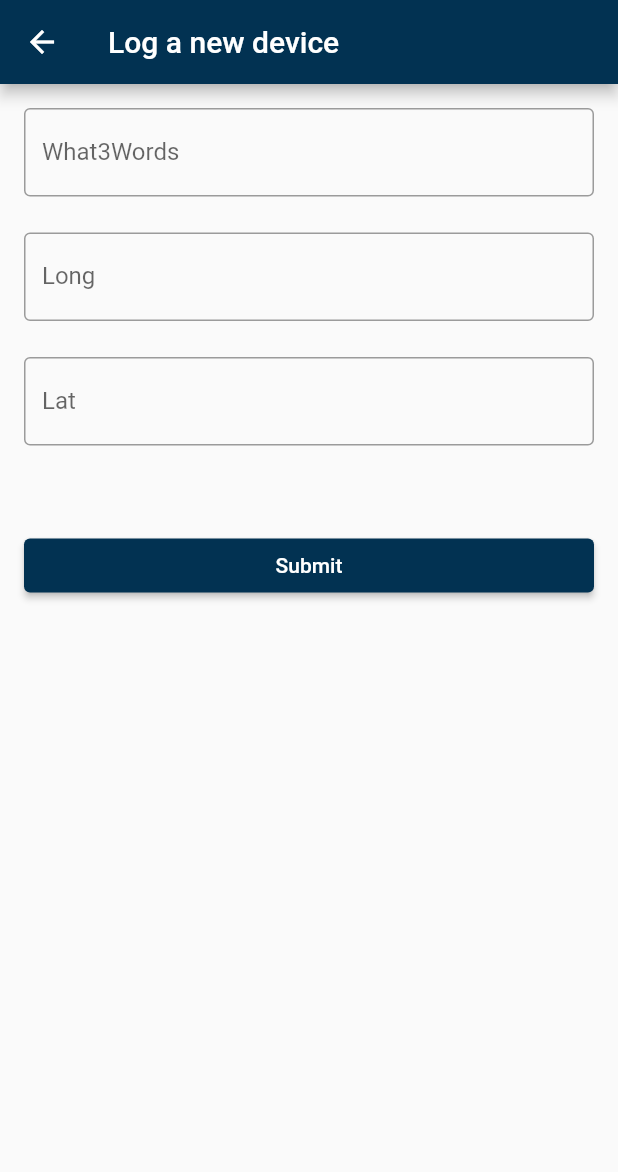
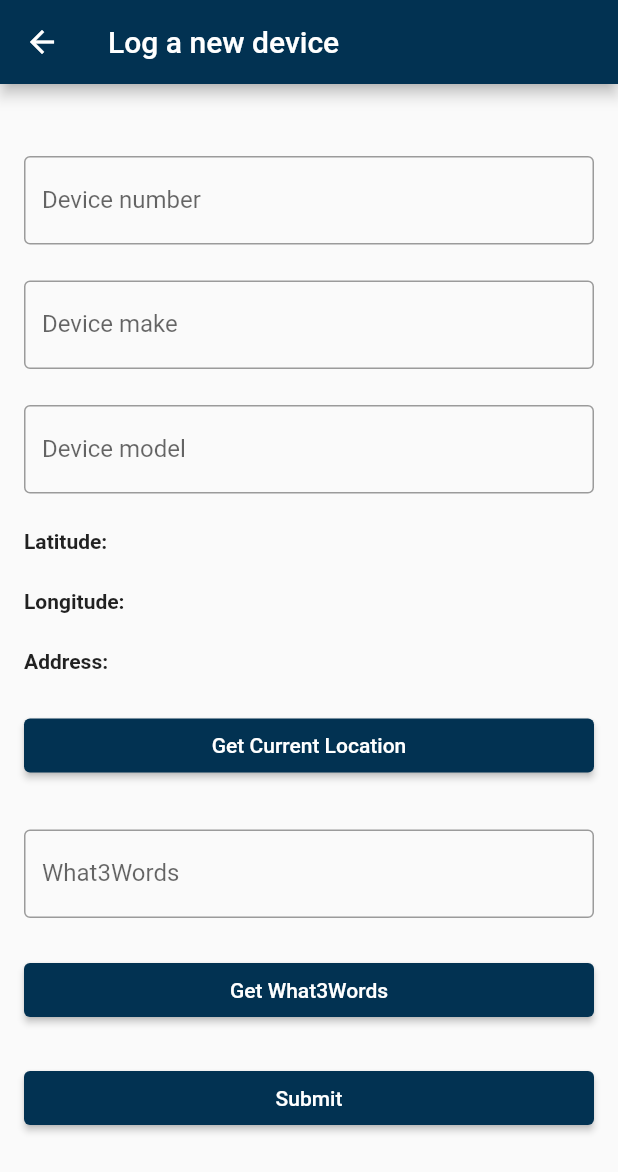
Before and after one commit to StrikeEB/Your-IoT-Device-Manager-App, a Flutter app: the LogDevicePage screen opened directly, on a phone screen of 412 x 824 dp. Shown: the top 1172 px of the screen. Run offline on Flutter 3.47's test engine with Material 2 defaults, Android fonts, the phone set to English and light mode, and no system bars; our stand-ins replace cloud_firestore, firebase_core, firebase_storage, geocoding, geolocator; missing offline and left inert: what3words; accounts and stored records are empty.

Commit message:
send data to firebase

```diff
--- a/lib/logdevicepage.dart
+++ b/lib/logdevicepage.dart
@@ -1,7 +1,12 @@
 import 'package:firebase_core/firebase_core.dart';
 import 'package:cloud_firestore/cloud_firestore.dart';
 import 'package:flutter/material.dart';
+import 'package:provider/provider.dart';
 import 'package:what3words/what3words.dart';
+import 'package:firebase_storage/firebase_storage.dart';
+
+import 'package:geocoding/geocoding.dart';
+import 'package:geolocator/geolocator.dart';
 
 import 'customappbar.dart';
 
@@ -19,9 +24,75 @@ class LogDevicePage extends StatefulWidget {
 }
 
 class _LogDevicePageState extends State<LogDevicePage> {
+  final storage = FirebaseStorage.instance;
   final controllerWhat3Words = TextEditingController();
-  final controllerLong = TextEditingController();
-  final controllerLat = TextEditingController();
+  final controllerDeviceID = TextEditingController();
+  final controllerDeviceMake = TextEditingController();
+  final controllerDeviceModel = TextEditingController();
+  String? _currentAddress;
+  Position? _currentPosition;
+
+  Future<bool> _handleLocationPermission() async {
+    bool serviceEnabled;
+    LocationPermission permission;
+
+    final messenger = ScaffoldMessenger.of(context);
+    serviceEnabled = await Geolocator.isLocationServiceEnabled();
+    if (!serviceEnabled) {
+      await Future.delayed(const Duration(seconds: 5));
+      messenger.showSnackBar(const SnackBar(
+          content: Text(
+              'Location services are disabled. Please enable the services')));
+      return false;
+    }
+
+    permission = await Geolocator.checkPermission();
+    if (permission == LocationPermission.denied) {
+      permission = await Geolocator.requestPermission();
+      if (permission == LocationPermission.denied) {
+        await Future.delayed(const Duration(seconds: 5));
+        messenger.showSnackBar(
+            const SnackBar(content: Text('Location permissions are denied')));
+        return false;
+      }
+    }
+    if (permission == LocationPermission.deniedForever) {
+      await Future.delayed(const Duration(seconds: 5));
+      messenger.showSnackBar(const SnackBar(
+          content: Text(
+              'Location permissions are permanently denied, we cannot request permissions.')));
+      return false;
+    }
+    return true;
+  }
+
+  Future<void> _getCurrentPosition() async {
+    final hasPermission = await _handleLocationPermission();
+
+    if (!hasPermission) return;
+    try {
+      _currentPosition = await Geolocator.getCurrentPosition(
+          desiredAccuracy: LocationAccuracy.high);
+      setState(() {});
+      await _getAddressFromLatLng(_currentPosition!);
+    } catch (e) {
+      debugPrint(e.toString());
+    }
+  }
+
+  Future<void> _getAddressFromLatLng(Position position) async {
+    try {
+      final placemarks =
+          await placemarkFromCoordinates(position.latitude, position.longitude);
+      Placemark place = placemarks[0];
+      setState(() {
+        _currentAddress =
+            '${place.street}, ${place.subLocality}, ${place.subAdministrativeArea}, ${place.postalCode}';
+      });
+    } catch (e) {
+      debugPrint(e.toString());
+    }
+  }
 
   @override
   Widget build(BuildContext context) => Scaffold(
@@ -29,40 +100,82 @@ class _LogDevicePageState extends State<LogDevicePage> {
         body: ListView(
           padding: EdgeInsets.all(16),
           children: <Widget>[
+            const SizedBox(height: 32),
+            TextField(
+              controller: controllerDeviceID,
+              decoration: decoration('Device number'),
+            ),
+            const SizedBox(height: 24),
+            TextField(
+              controller: controllerDeviceMake,
+              decoration: decoration('Device make'),
+            ),
+            const SizedBox(height: 24),
+            TextField(
+              controller: controllerDeviceModel,
+              decoration: decoration('Device model'),
+            ),
+            const SizedBox(height: 24),
+            Text(
+              'Latitude: ${_currentPosition?.latitude ?? ""}',
+              style: TextStyle(fontWeight: FontWeight.bold),
+            ),
+            const SizedBox(height: 24),
+            Text(
+              'Longitude: ${_currentPosition?.longitude ?? ""}',
+              style: TextStyle(fontWeight: FontWeight.bold),
+            ),
+            const SizedBox(height: 24),
+            Text(
+              'Address: ${_currentAddress ?? ""}',
+              style: TextStyle(fontWeight: FontWeight.bold),
+            ),
+            const SizedBox(height: 24),
+            ElevatedButton(
+                style: ElevatedButton.styleFrom(
+                  backgroundColor: Color.fromRGBO(2, 50, 82, 1),
+                ),
+                onPressed: _getCurrentPosition,
+                child: const Text("Get Current Location")),
+            const SizedBox(height: 32),
             TextField(
               controller: controllerWhat3Words,
               decoration: decoration('What3Words'),
             ),
             const SizedBox(height: 24),
-            TextField(
-              controller: controllerLong,
-              decoration: decoration('Long'),
-              keyboardType: TextInputType.number,
-            ),
+            ElevatedButton(
+                style: ElevatedButton.styleFrom(
+                  backgroundColor: Color.fromRGBO(2, 50, 82, 1),
+                ),
+                onPressed: _getCurrentPosition,
+                child: const Text("Get What3Words")),
             const SizedBox(height: 24),
-            TextField(
-              controller: controllerLat,
-              decoration: decoration('Lat'),
-              keyboardType: TextInputType.number,
-            ),
-            const SizedBox(height: 24),
-            const SizedBox(height: 32),
             ElevatedButton(
               style: ElevatedButton.styleFrom(
                 backgroundColor: Color.fromRGBO(2, 50, 82, 1),
               ),
-              child: Text('Submit'),
               onPressed: () {
                 final device = Device(
                   what3Words: controllerWhat3Words.text,
-                  long: int.parse(controllerLong.text),
-                  lat: int.parse(controllerLat.text),
+                  deviceid: controllerDeviceID.text,
+                  devicemake: controllerDeviceMake.text,
+                  devicemodel: controllerDeviceModel.text,
                 );
 
-                createDevice(device);
+                Navigator.pop(context);
 
-                Navigator.pop(context);
+                Map<String, String> dataToSave = {
+                  'id': controllerDeviceID.text,
+                  'What3Words': controllerWhat3Words.text,
+                  'Device number': controllerDeviceID.text,
+                  'Device make': controllerDeviceMake.text,
+                  'Device model': controllerDeviceModel.text,
+                };
+
+//add data to the database
+                FirebaseFirestore.instance.collection("Device").add(dataToSave);
               },
+              child: Text('Submit'),
             )
           ],
         ),
@@ -72,34 +185,28 @@ class _LogDevicePageState extends State<LogDevicePage> {
         labelText: label,
         border: OutlineInputBorder(),
       );
-
-  Future createDevice(Device device) async {
-    final docDevice =
-        FirebaseFirestore.instance.collection('Device').doc('my-id');
-    device.id = docDevice.id;
-
-    final json = device.toJson();
-    await docDevice.set(json);
-  }
 }
 
 class Device {
   String id;
   final String what3Words;
-  final int long;
-  final int lat;
+  final String deviceid;
+  final String devicemake;
+  final String devicemodel;
 
   Device({
     this.id = '',
     required this.what3Words,
-    required this.long,
-    required this.lat,
+    required this.deviceid,
+    required this.devicemake,
+    required this.devicemodel,
   });
 
   Map<String, dynamic> toJson() => {
         'id': id,
         'What3Words': what3Words,
-        'Long': long,
-        'Lat': lat,
+        'Device number': deviceid,
+        'Device make': devicemake,
+        'Device model': devicemodel,
       };
 }
--- a/pubspec.yaml
+++ b/pubspec.yaml
@@ -17,6 +17,7 @@ dependencies:
   what3words: 3.1.0
   geolocator: ^8.2.0
   geocoding: ^2.0.4
+  firebase_storage: ^11.1.1
 
 dev_dependencies:
   flutter_test:
```
Also changed, not shown: pubspec.lock, 2 other files.
